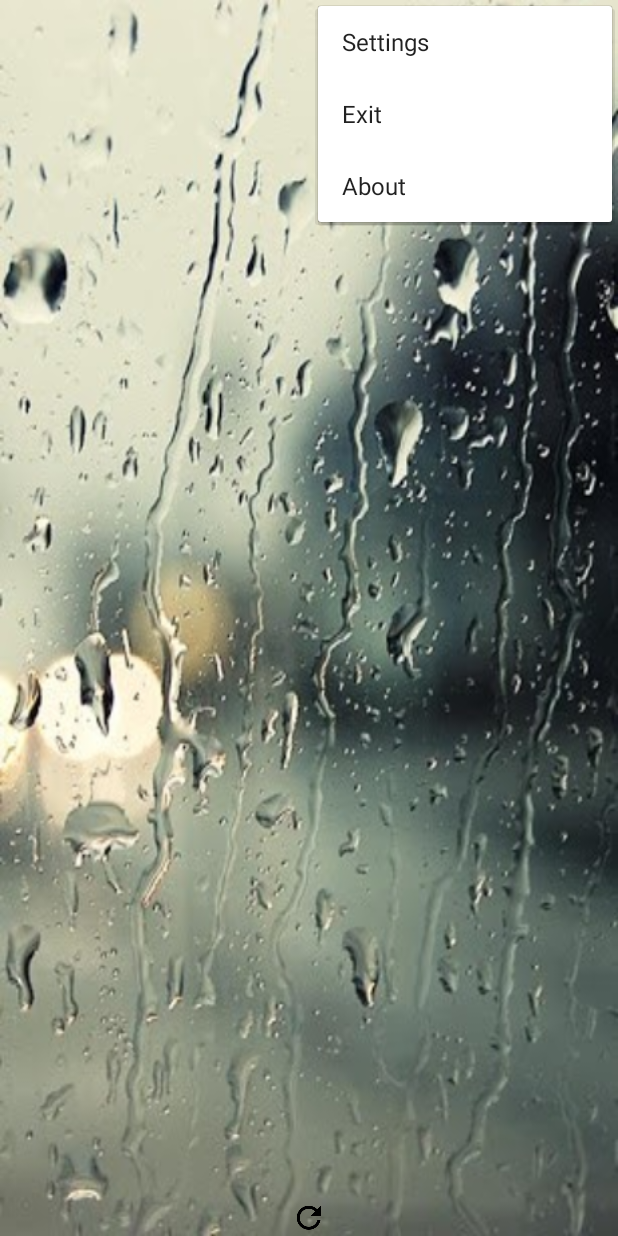
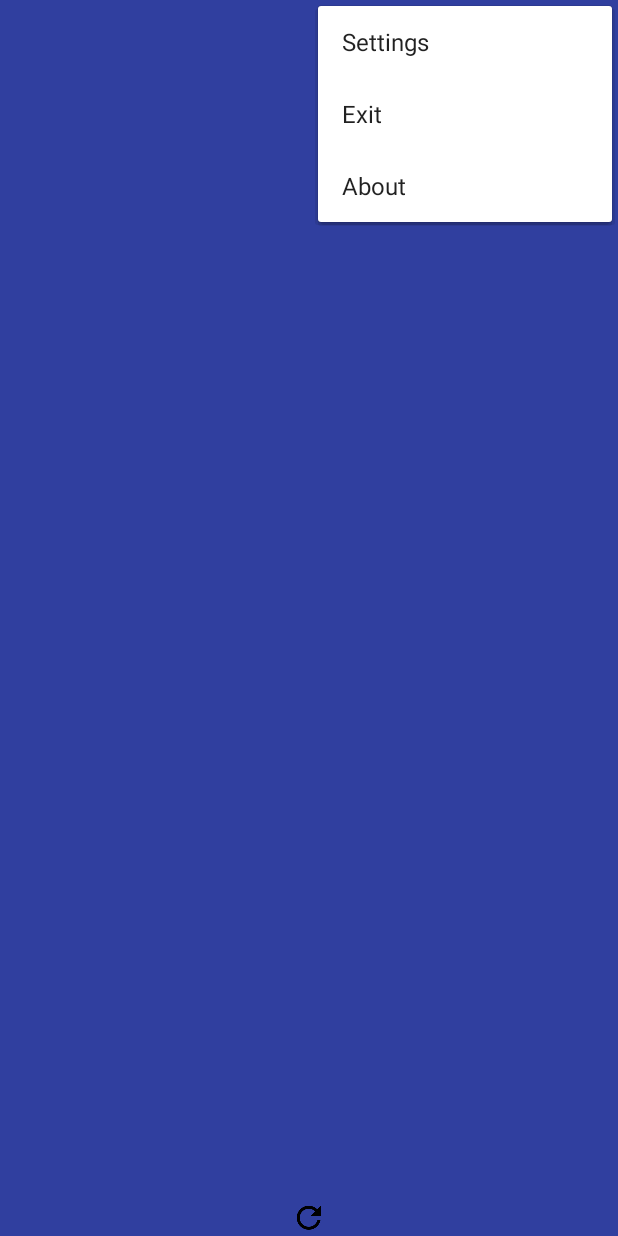
Before and after one commit to Scipo/NewWeatherApp, an Android app: the screen it shows after launch (MainActivity), with the options menu open, on a phone screen of 412 x 824 dp. Run offline under Robolectric (Android 15) with nearby library versions, the phone set to English and light mode, and no system bars.

```diff
--- a/app/src/main/java/com/androidweather/newappweather/MainActivity.java
+++ b/app/src/main/java/com/androidweather/newappweather/MainActivity.java
@@ -1,16 +1,20 @@
 package com.androidweather.newappweather;
 
+import android.content.Intent;
+import android.support.v4.app.Fragment;
 import android.support.v4.view.MenuItemCompat;
 import android.support.v7.app.AppCompatActivity;
 import android.os.Bundle;
 import android.support.v7.widget.SearchView;
 import android.support.v7.widget.Toolbar;
+import android.view.LayoutInflater;
 import android.view.Menu;
 import android.view.MenuInflater;
 import android.view.MenuItem;
 import android.view.View;
+import android.view.ViewGroup;
 
-public class MainActivity extends AppCompatActivity {
+public class MainActivity extends AppCompatActivity{
 
     @Override
     protected void onCreate(Bundle savedInstanceState) {
@@ -20,28 +24,15 @@ public class MainActivity extends AppCompatActivity {
         //Toolbar
         Toolbar myToolbar = (Toolbar) findViewById(R.id.my_toolbar);
         setSupportActionBar(myToolbar);
+
     }
-    //Optional Menu
-    @Override
-    public boolean onOptionsItemSelected(MenuItem item) {
-        switch (item.getItemId()) {
-        case R.id.settings:
-                return true;
-            case R.id.exit:
-                return true;
-            case R.id.about:
 
-                return true;
-            default:
-                return super.onOptionsItemSelected(item);
-        }
-    }
     //Search cities
     @Override
     public boolean onCreateOptionsMenu(Menu menu) {
 
-        MenuInflater inflater = getMenuInflater();
-        inflater.inflate(R.menu.my_menu, menu);
+        MenuInflater menuInflater = getMenuInflater();
+        menuInflater.inflate(R.menu.my_menu, menu);
 
         MenuItem searchItem = menu.findItem(R.id.location);
 
@@ -66,4 +57,22 @@ public class MainActivity extends AppCompatActivity {
     public void selfDestruct(View view){
 
     }
+
+    //Optional Menu
+    @Override
+    public boolean onOptionsItemSelected(MenuItem item) {
+        switch (item.getItemId()) {
+        case R.id.settings:
+            //start settings
+            startActivity(new Intent(this, MyPreferencesActivity.class));
+            return true;
+            case R.id.exit:
+                return true;
+            case R.id.about:
+                return true;
+            default:
+                return super.onOptionsItemSelected(item);
+        }
+    }
+
 }
--- a/app/src/main/res/layout/activity_main.xml
+++ b/app/src/main/res/layout/activity_main.xml
@@ -6,7 +6,7 @@
     android:layout_width="match_parent"
     android:layout_height="match_parent"
     android:fitsSystemWindows="true"
-    android:background="@drawable/rainyweather"
+    android:background="@color/colorPrimaryDark"
     tools:context="com.androidweather.newappweather.MainActivity">
 
     <android.support.v7.widget.Toolbar
```
Also changed, not shown: app/src/main/res/values/strings.xml (+8 -0 lines).
